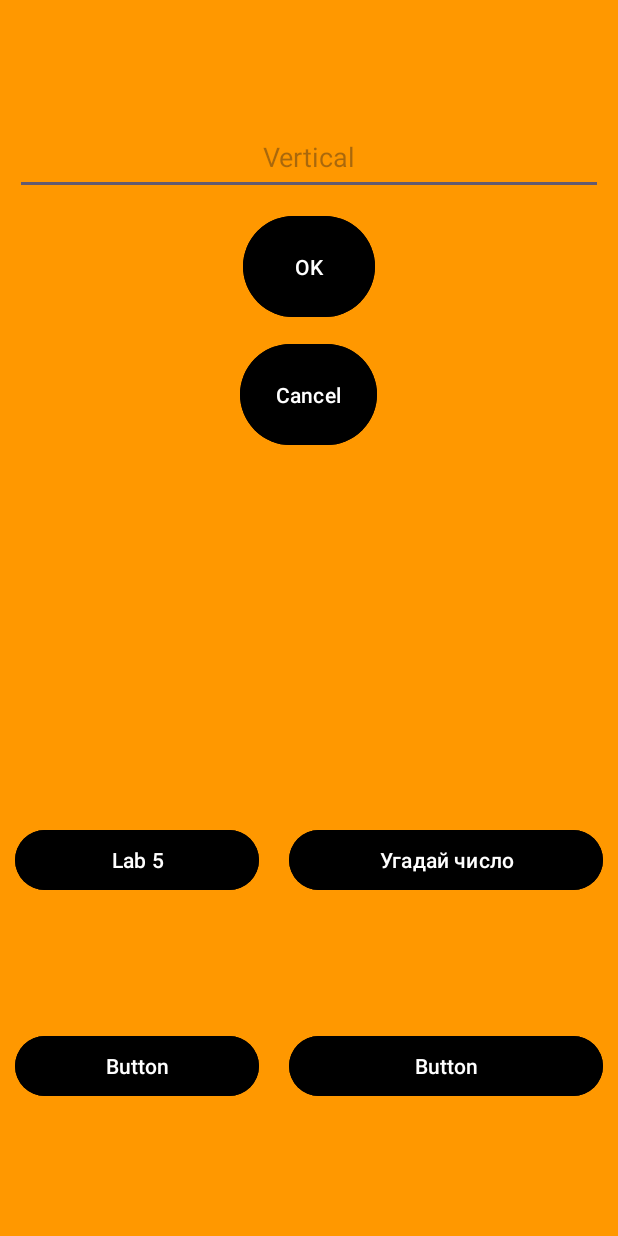
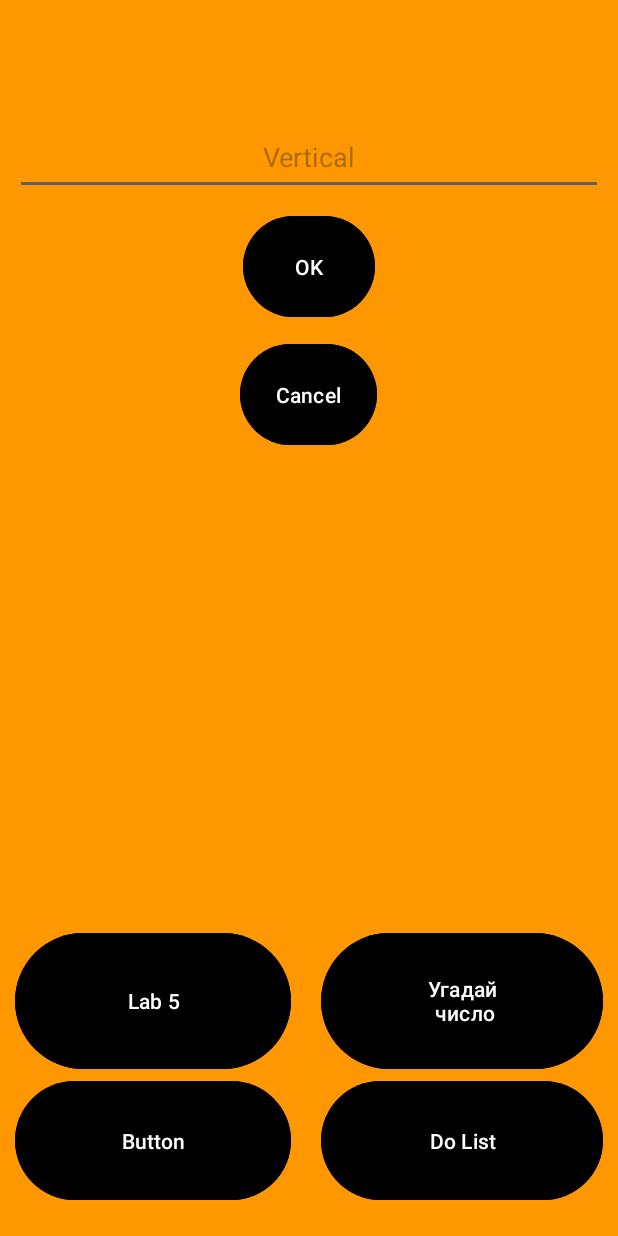
Before and after one commit to DemonBoss1/LearnMobile, an Android app: the screen it shows after launch (MainActivity), on a phone screen of 412 x 824 dp. Run offline under Robolectric (Android 15) with nearby library versions, the phone set to English and light mode, and no system bars.

Commit message:
Add activity with simple list

```diff
--- a/app/src/main/AndroidManifest.xml
+++ b/app/src/main/AndroidManifest.xml
@@ -12,6 +12,9 @@
         android:supportsRtl="true"
         android:theme="@style/Theme.FirstApp"
         tools:targetApi="31">
+        <activity
+            android:name=".DoListActivity"
+            android:exported="false" />
         <activity
             android:name=".GuessNumberActivity"
             android:exported="false" />
--- a/app/src/main/java/com/example/firstapp/MainActivity.java
+++ b/app/src/main/java/com/example/firstapp/MainActivity.java
@@ -18,12 +18,14 @@ public class MainActivity extends AppCompatActivity {
     Button buttonCancel;
     Button buttonLab5;
     Button button_guess_the_number;
+    Button do_list;
     @Override
     protected void onCreate(Bundle savedInstanceState) {
         super.onCreate(savedInstanceState);
         setContentView(R.layout.activity_main);
         editTextText = findViewById(R.id.editTextText);
         buttonOk = findViewById(R.id.ButtonOk);
+        buttonCancel = findViewById(R.id.buttonCancel);
 
         buttonOk.setOnClickListener(new View.OnClickListener() {
             @Override
@@ -32,7 +34,6 @@ public class MainActivity extends AppCompatActivity {
                 editTextText.setText("Hello World!");
             }
         });
-        buttonCancel = findViewById(R.id.buttonCancel);
         buttonCancel.setOnClickListener(new View.OnClickListener() {
             @Override
             public void onClick(View view) {
@@ -62,6 +63,17 @@ public class MainActivity extends AppCompatActivity {
                 }
             });
         }catch (Exception e){}
+        try {
+            do_list = findViewById(R.id.do_list);
+
+            do_list.setOnClickListener(new View.OnClickListener() {
+                @Override
+                public void onClick(View view) {
+                    Intent intent = new Intent(getApplicationContext(), DoListActivity.class);
+                    startActivity(intent);
+                }
+            });
+        }catch (Exception e){}
     }
 
     private void CreateToast(){
--- a/app/src/main/res/layout/activity_main.xml
+++ b/app/src/main/res/layout/activity_main.xml
@@ -61,7 +61,8 @@
         <TableLayout
             android:layout_width="match_parent"
             android:layout_height="match_parent"
-            android:layout_weight="2">
+            android:layout_marginBottom="20dp"
+            android:layout_weight="3">
 
             <TableRow
                 android:layout_width="match_parent"
@@ -70,8 +71,8 @@
 
                 <Button
                     android:id="@+id/ButtonLab5"
-                    android:layout_width="wrap_content"
-                    android:layout_height="wrap_content"
+                    android:layout_width="match_parent"
+                    android:layout_height="match_parent"
                     android:layout_marginStart="10dp"
                     android:layout_marginEnd="10dp"
                     android:layout_weight="1"
@@ -80,8 +81,8 @@
 
                 <Button
                     android:id="@+id/button_guess_the_number"
-                    android:layout_width="wrap_content"
-                    android:layout_height="wrap_content"
+                    android:layout_width="match_parent"
+                    android:layout_height="match_parent"
                     android:layout_marginStart="10dp"
                     android:layout_marginEnd="10dp"
                     android:layout_weight="1"
@@ -97,8 +98,8 @@
 
                 <Button
                     android:id="@+id/button12"
-                    android:layout_width="wrap_content"
-                    android:layout_height="wrap_content"
+                    android:layout_width="match_parent"
+                    android:layout_height="match_parent"
                     android:layout_marginStart="10dp"
                     android:layout_marginEnd="10dp"
                     android:layout_weight="1"
@@ -106,14 +107,14 @@
                     android:text="Button" />
 
                 <Button
-                    android:id="@+id/button13"
-                    android:layout_width="wrap_content"
-                    android:layout_height="wrap_content"
+                    android:id="@+id/do_list"
+                    android:layout_width="match_parent"
+                    android:layout_height="match_parent"
                     android:layout_marginStart="10dp"
                     android:layout_marginEnd="10dp"
                     android:layout_weight="1"
                     android:backgroundTint="@color/black"
-                    android:text="Button" />
+                    android:text="@string/do_list" />
             </TableRow>
 
         </TableLayout>
--- a/app/src/main/res/values/strings.xml
+++ b/app/src/main/res/values/strings.xml
@@ -23,5 +23,10 @@
     <string name="level">начальный</string>
     <string name="basket_button_text">Корзина</string>
     <string name="title_activity_lab5">Lab5Activity</string>
-    <string name="guess_the_number_text">Угадай число</string>
+    <string name="guess_the_number_text">Угадай\n число</string>
+    <string name="task_list">Список задач</string>
+    <string name="add_task">Добавить задачу</string>
+    <string name="tasks">Задачи</string>
+    <string name="do_list">Do List</string>
+
 </resources>
```
Also changed, not shown: app/src/main/java/com/example/firstapp/DoListActivity.java (added, +22 -0 lines), app/src/main/res/layout/activity_do_list.xml (added, +61 -0 lines).
